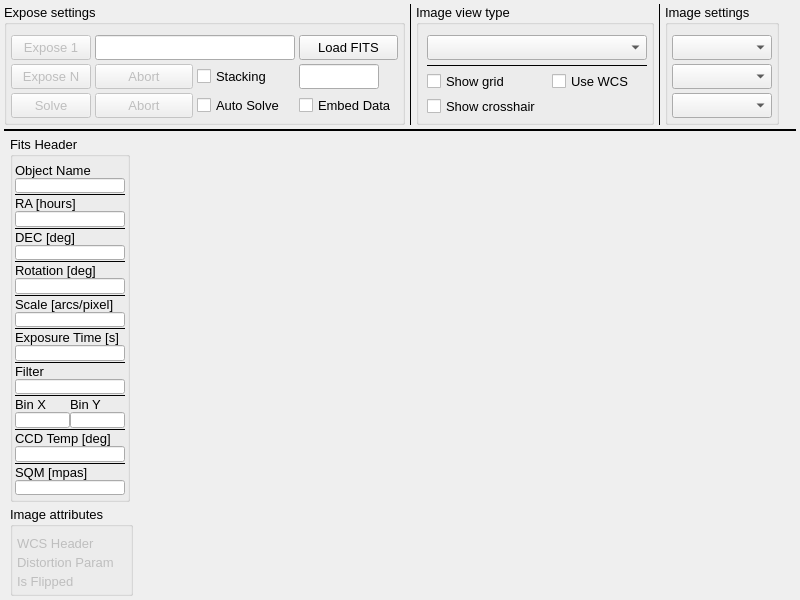
Qt form mw4/gui/widgets/image.ui (mworion/MountWizzard4) before a commit.
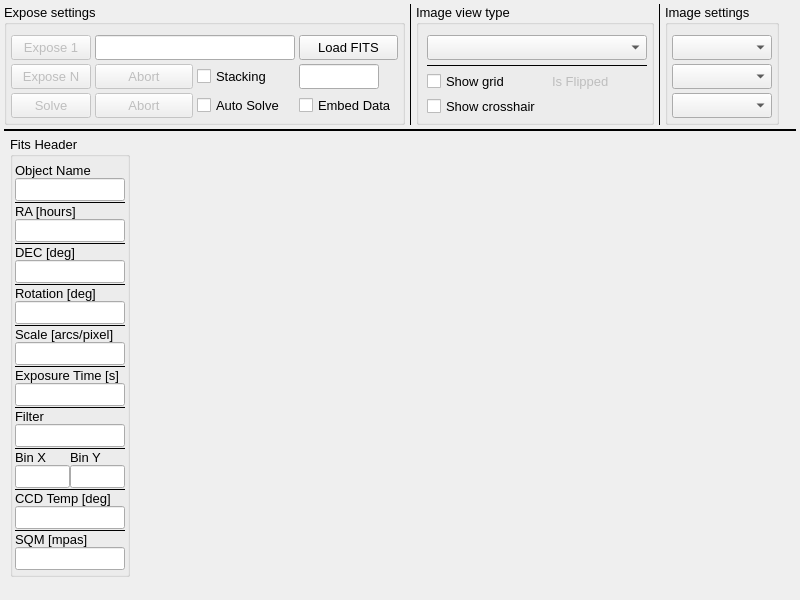
The same form after that commit.

Patch:
```diff
--- a/mw4/gui/widgets/image.ui
+++ b/mw4/gui/widgets/image.ui
@@ -30,7 +30,6 @@
   </property>
   <property name="font">
    <font>
-    <family>Arial</family>
     <pointsize>10</pointsize>
    </font>
   </property>
@@ -357,15 +356,12 @@
          </widget>
         </item>
         <item row="2" column="1">
-         <widget class="QCheckBox" name="checkUseWCS">
-          <property name="minimumSize">
-           <size>
-            <width>0</width>
-            <height>20</height>
-           </size>
+         <widget class="QLabel" name="isFlipped">
+          <property name="enabled">
+           <bool>false</bool>
           </property>
           <property name="text">
-           <string>Use WCS</string>
+           <string>Is Flipped</string>
           </property>
          </widget>
         </item>
@@ -816,92 +812,6 @@
        </layout>
       </widget>
      </item>
-     <item row="1" column="0">
-      <widget class="QGroupBox" name="attributsgroup">
-       <property name="title">
-        <string>Image attributes</string>
-       </property>
-       <layout class="QVBoxLayout" name="verticalLayout_6" stretch="0,0,0,0,1">
-        <property name="spacing">
-         <number>4</number>
-        </property>
-        <property name="leftMargin">
-         <number>4</number>
-        </property>
-        <property name="topMargin">
-         <number>8</number>
-        </property>
-        <property name="rightMargin">
-         <number>4</number>
-        </property>
-        <property name="bottomMargin">
-         <number>4</number>
-        </property>
-        <item>
-         <spacer name="verticalSpacer_3">
-          <property name="orientation">
-           <enum>Qt::Vertical</enum>
-          </property>
-          <property name="sizeHint" stdset="0">
-           <size>
-            <width>20</width>
-            <height>5</height>
-           </size>
-          </property>
-         </spacer>
-        </item>
-        <item>
-         <widget class="QLabel" name="hasWCS">
-          <property name="enabled">
-           <bool>false</bool>
-          </property>
-          <property name="minimumSize">
-           <size>
-            <width>0</width>
-            <height>16</height>
-           </size>
-          </property>
-          <property name="text">
-           <string>WCS Header</string>
-          </property>
-         </widget>
-        </item>
-        <item>
-         <widget class="QLabel" name="hasDistortion">
-          <property name="enabled">
-           <bool>false</bool>
-          </property>
-          <property name="text">
-           <string>Distortion Param</string>
-          </property>
-         </widget>
-        </item>
-        <item>
-         <widget class="QLabel" name="isFlipped">
-          <property name="enabled">
-           <bool>false</bool>
-          </property>
-          <property name="text">
-           <string>Is Flipped</string>
-          </property>
-         </widget>
-        </item>
-        <item>
-         <spacer name="verticalSpacer">
-          <property name="orientation">
-           <enum>Qt::Vertical</enum>
-          </property>
-          <property name="sizeHint" stdset="0">
-           <size>
-            <width>20</width>
-            <height>10</height>
-           </size>
-          </property>
-         </spacer>
-        </item>
-       </layout>
-      </widget>
-     </item>
      <item row="0" column="1" rowspan="2">
       <widget class="QWidget" name="image" native="true">
        <property name="sizePolicy">
```
